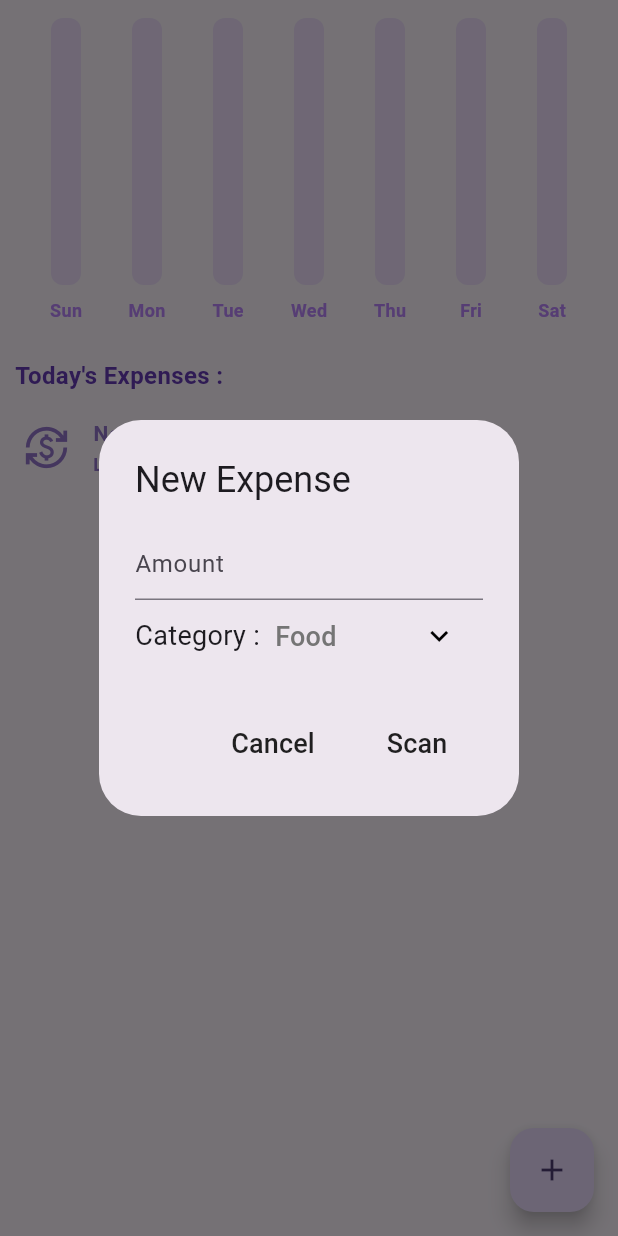
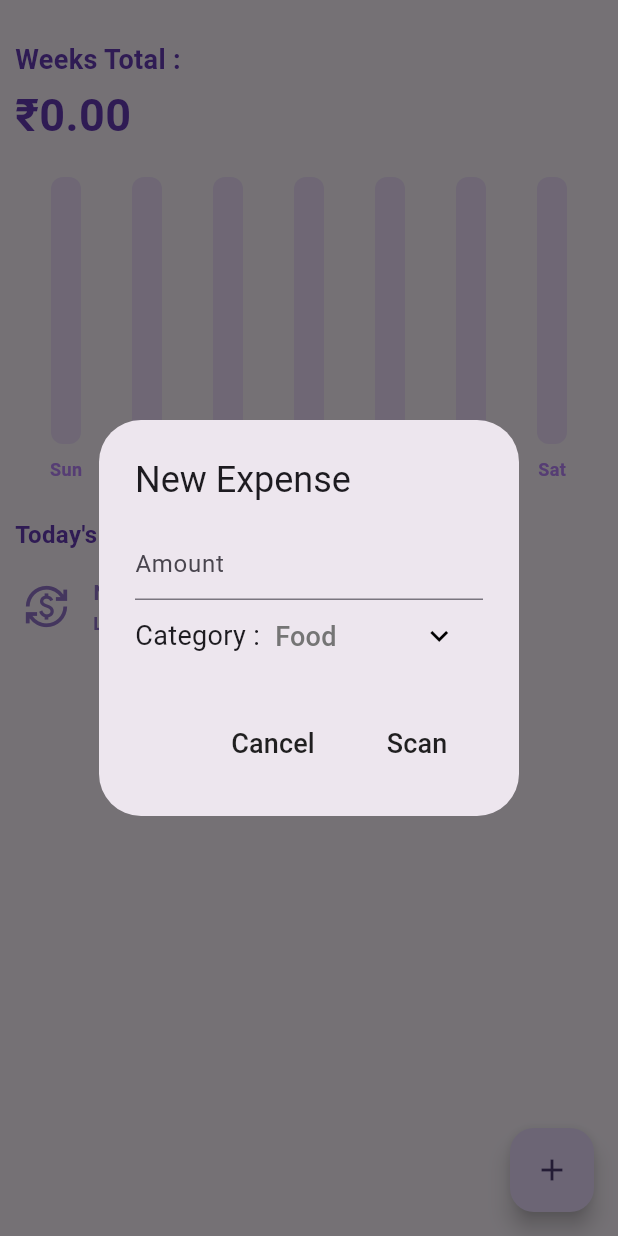
Before and after one commit to Uttkarsh-raj/Everyday, a Flutter app: the screen it shows after launch, after a tap on the "add" icon, on a phone screen of 412 x 824 dp. Run offline on Flutter 3.47's test engine with Material 2 defaults, Android fonts, the light colour scheme and no system bars; drawn by our look-alikes of fl_chart; our stand-ins replace hive, hive_flutter; missing offline and left inert: qr_code_scanner; accounts and stored records are empty.

Commit message:
bugs and fixes

```diff
--- /dev/null
+++ b/lib/database/hive_database.dart
@@ -0,0 +1,38 @@
+import 'package:hive/hive.dart';
+
+import '../models/expense_item.dart';
+
+class HiveDatabase {
+  final myDatabase = Hive.box("expense_database");
+
+  void saveData(List<ExpenseItem> allExpensen) {
+    List<List<dynamic>> allExpensesFormatted = [];
+    for (var expense in allExpensen) {
+      List<dynamic> formattedExpense = [
+        expense.category,
+        expense.amount,
+        expense.dateAndTime,
+        expense.icon,
+      ];
+      allExpensesFormatted.add(formattedExpense);
+    }
+
+    myDatabase.put("ALL_EXPENSES", allExpensesFormatted);
+  }
+
+  List<ExpenseItem> readData() {
+    List savedExpense = myDatabase.get("ALL_EXPENSES") ?? [];
+    List<ExpenseItem> allExpense = [];
+    for (int i = 0; i < savedExpense.length; i++) {
+      String category = savedExpense[i][0];
+      String amount = savedExpense[i][1];
+      DateTime dateAndTime = savedExpense[i][2];
+      String icon = savedExpense[i][3];
+
+      ExpenseItem expense = ExpenseItem(amount, category, icon, dateAndTime);
+
+      allExpense.add(expense);
+    }
+    return allExpense;
+  }
+}
--- a/lib/main.dart
+++ b/lib/main.dart
@@ -1,10 +1,13 @@
 import 'package:everyday/provider/expense_data.dart';
 import 'package:flutter/material.dart';
+import 'package:hive_flutter/adapters.dart';
 import 'package:provider/provider.dart';
 
 import 'screens/home_page/home_page.dart';
 
-void main() {
+void main() async {
+  await Hive.initFlutter();
+  await Hive.openBox("expense_database");
   runApp(const MyApp());
 }
 
--- a/lib/provider/expense_data.dart
+++ b/lib/provider/expense_data.dart
@@ -1,3 +1,4 @@
+import 'package:everyday/database/hive_database.dart';
 import 'package:everyday/models/expense_item.dart';
 import 'package:everyday/utils/date_time_helper.dart';
 import 'package:flutter/material.dart';
@@ -9,14 +10,24 @@ class ExpenseData extends ChangeNotifier {
     return overallExpense;
   }
 
+  final db = HiveDatabase();
+
+  void prepareData() {
+    if (db.readData().isNotEmpty) {
+      overallExpense = db.readData();
+    }
+  }
+
   void addNewExpense(ExpenseItem newExpense) {
     overallExpense.add(newExpense);
     notifyListeners();
+    db.saveData(overallExpense);
   }
 
   void deleteExpense(ExpenseItem expense) {
     overallExpense.remove(expense);
     notifyListeners();
+    db.saveData(overallExpense);
   }
 
   String getDayByName(DateTime dateTime) {
--- a/lib/screens/bar_graph/components/bar_graph.dart
+++ b/lib/screens/bar_graph/components/bar_graph.dart
@@ -107,5 +107,5 @@ Widget getBottomTitles(double value, TitleMeta meta) {
       text = const Text('', style: style);
       break;
   }
-  return SideTitleWidget(child: text, axisSide: meta.axisSide);
+  return SideTitleWidget(axisSide: meta.axisSide, child: text);
 }
--- a/lib/screens/bar_graph/expense_summary.dart
+++ b/lib/screens/bar_graph/expense_summary.dart
@@ -7,6 +7,57 @@ import 'package:provider/provider.dart';
 class ExpenseSummary extends StatelessWidget {
   final DateTime startOfWeek;
   const ExpenseSummary({super.key, required this.startOfWeek});
+
+  String calculateWeekTotal(
+    ExpenseData value,
+    String sunday,
+    String monday,
+    String tuesday,
+    String wednesday,
+    String thursday,
+    String friday,
+    String saturday,
+  ) {
+    List<double> values = [
+      value.calculateDailyExpSumm()[sunday] ?? 0,
+      value.calculateDailyExpSumm()[monday] ?? 0,
+      value.calculateDailyExpSumm()[tuesday] ?? 0,
+      value.calculateDailyExpSumm()[wednesday] ?? 0,
+      value.calculateDailyExpSumm()[thursday] ?? 0,
+      value.calculateDailyExpSumm()[friday] ?? 0,
+      value.calculateDailyExpSumm()[saturday] ?? 0,
+    ];
+    double total = 0;
+    for (int i = 0; i < values.length; i++) {
+      total += values[i];
+    }
+    return total.toStringAsFixed(2);
+  }
+
+  double calculateMax(
+    ExpenseData value,
+    String sunday,
+    String monday,
+    String tuesday,
+    String wednesday,
+    String thursday,
+    String friday,
+    String saturday,
+  ) {
+    double? max = 100;
+    List<double> values = [
+      value.calculateDailyExpSumm()[sunday] ?? 0,
+      value.calculateDailyExpSumm()[monday] ?? 0,
+      value.calculateDailyExpSumm()[tuesday] ?? 0,
+      value.calculateDailyExpSumm()[wednesday] ?? 0,
+      value.calculateDailyExpSumm()[thursday] ?? 0,
+      value.calculateDailyExpSumm()[friday] ?? 0,
+      value.calculateDailyExpSumm()[saturday] ?? 0,
+    ];
+    values.sort();
+    max = values[values.length - 1] * 1.2;
+    return max == 0 ? 100 : max;
+  }
 
   @override
   Widget build(BuildContext context) {
@@ -25,10 +76,54 @@ class ExpenseSummary extends StatelessWidget {
     String saturday =
         convertDateTimeToString(startOfWeek.add(const Duration(days: 6)));
     return Consumer<ExpenseData>(
-      builder: (context, value, child) => SizedBox(
+      builder: (context, value, child) => Column(
+        children: [
+          const SizedBox(height: 15),
+          const Padding(
+            padding: EdgeInsets.fromLTRB(10, 0, 0, 0),
+            child: Align(
+              alignment: Alignment.centerLeft,
+              child: Text(
+                'Weeks Total : ',
+                style: TextStyle(
+                  color: Colors.deepPurple,
+                  fontWeight: FontWeight.bold,
+                  fontSize: 18,
+                ),
+              ),
+            ),
+          ),
+          const SizedBox(height: 2),
+          Padding(
+            padding: const EdgeInsets.fromLTRB(10, 0, 0, 0),
+            child: Align(
+              alignment: Alignment.centerLeft,
+              child: Text(
+                '\₹' +
+                    calculateWeekTotal(
+                      value,
+                      sunday,
+                      monday,
+                      tuesday,
+                      wednesday,
+                      thursday,
+                      friday,
+                      saturday,
+                    ),
+                style: const TextStyle(
+                  color: Colors.deepPurple,
+                  fontWeight: FontWeight.bold,
+                  fontSize: 30,
+                ),
+              ),
+            ),
+          ),
+          const SizedBox(height: 20),
+          SizedBox(
             height: 200,
             child: BarGraph(
-          maxY: 100,
+              maxY: calculateMax(value, sunday, monday, tuesday, wednesday,
+                  thursday, friday, saturday),
               sunAmount: value.calculateDailyExpSumm()[sunday] ?? 0,
               monAmount: value.calculateDailyExpSumm()[monday] ?? 0,
               tueAmount: value.calculateDailyExpSumm()[tuesday] ?? 0,
@@ -38,6 +133,8 @@ class ExpenseSummary extends StatelessWidget {
               satAmount: value.calculateDailyExpSumm()[saturday] ?? 0,
             ),
           ),
+        ],
+      ),
     );
   }
 }
--- a/lib/screens/home_page/components/list_tile.dart
+++ b/lib/screens/home_page/components/list_tile.dart
@@ -34,7 +34,7 @@ class ExpenseTile extends StatelessWidget {
         style: style.copyWith(fontSize: 13),
       ),
       trailing: Text(
-        '\₹' + amount,
+        '₹$amount',
         style: style.copyWith(color: Colors.deepPurple[400]),
       ),
     );
--- a/lib/screens/home_page/home_page.dart
+++ b/lib/screens/home_page/home_page.dart
@@ -15,7 +15,7 @@ class MyHomePage extends StatefulWidget {
 
 class _MyHomePageState extends State<MyHomePage> {
   String dropDownValue = 'Food';
-  String dropDownValueIcon = 'assets/images/question.png';
+  String dropDownValueIcon = 'assets/images/fast-food.png';
   final TextEditingController _amountcontroller = TextEditingController();
   final TextEditingController _othercontroller = TextEditingController();
   List<String> options = ['Food', 'House/Rent', 'Clothes', 'Others'];
@@ -25,6 +25,12 @@ class _MyHomePageState extends State<MyHomePage> {
     'assets/images/costume-clothes.png',
     'assets/images/box.png'
   ];
+
+  @override
+  void initState() {
+    Provider.of<ExpenseData>(context, listen: false).prepareData();
+    super.initState();
+  }
 
   @override
   void dispose() {
--- a/lib/screens/qr_page/qr_scanner.dart
+++ b/lib/screens/qr_page/qr_scanner.dart
@@ -27,7 +27,6 @@ class _QrScanState extends State<QrScan> {
   @override
   void dispose() {
     controller?.dispose();
-    barcode = null;
     super.dispose();
   }
 
@@ -92,10 +91,13 @@ class _QrScanState extends State<QrScan> {
   }
 
   Widget buildResult() {
-    if (barcode != null) {
-      controller!.pauseCamera();
-    }
-    controller!.resumeCamera();
+    try {
+      if (barcode!.code!.isNotEmpty) {
+        controller?.pauseCamera();
+        const Duration(seconds: 5);
+      }
+      controller?.resumeCamera();
+    } catch (e) {}
     return Text(
       barcode != null ? '${barcode!.code}' : 'Scan a code!',
       maxLines: 3,
--- a/lib/utils/date_time_helper.dart
+++ b/lib/utils/date_time_helper.dart
@@ -2,11 +2,11 @@ String convertDateTimeToString(DateTime dateTime) {
   String year = dateTime.year.toString();
   String month = dateTime.month.toString();
   if (month.length == 1) {
-    month = '0' + month;
+    month = '0$month';
   }
   String day = dateTime.day.toString();
   if (day.length == 1) {
-    day = '0' + day;
+    day = '0$day';
   }
   String yyyymmdd = year + month + day;
   return yyyymmdd;
--- a/pubspec.yaml
+++ b/pubspec.yaml
@@ -39,6 +39,8 @@ dependencies:
   qr_code_scanner: ^1.0.1
   provider: ^6.0.5
   fl_chart: ^0.62.0
+  hive: ^2.2.3
+  hive_flutter: ^1.1.0
 
 dev_dependencies:
   flutter_test:
```
Also changed, not shown: pubspec.lock, 1 other file. Lines whose indentation alone changed are shown as unchanged.
